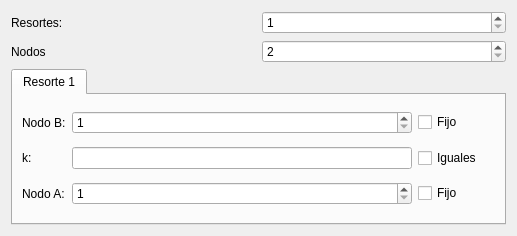
This is app/form.ui in adnksharp/fem-springs as Qt 5 draws it before an edit. The edited form follows.
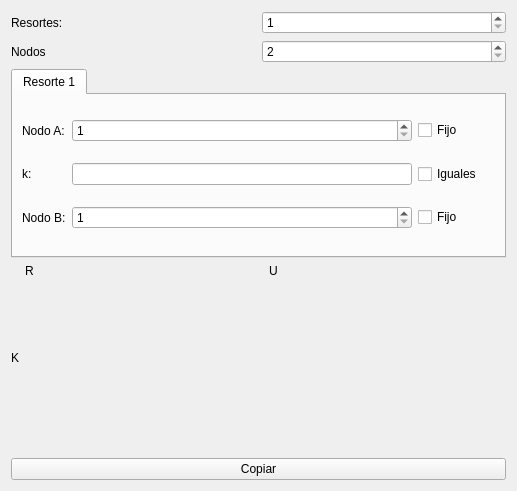
This is the edited form. Icons and pictures are not drawn.

Commit message: style: labels for outs added

Patch:
```diff
--- a/app/form.ui
+++ b/app/form.ui
@@ -7,7 +7,7 @@
     <x>0</x>
     <y>0</y>
     <width>517</width>
-    <height>236</height>
+    <height>491</height>
    </rect>
   </property>
   <property name="windowTitle">
@@ -16,7 +16,7 @@
   <property name="styleSheet">
    <string notr="true"/>
   </property>
-  <layout class="QVBoxLayout" name="verticalLayout">
+  <layout class="QVBoxLayout" name="verticalLayout_5">
    <item>
     <layout class="QHBoxLayout" name="horizontalLayout">
      <item>
@@ -80,7 +80,7 @@
             <string/>
            </property>
            <property name="text">
-            <string>Nodo B:</string>
+            <string>Nodo A:</string>
            </property>
           </widget>
          </item>
@@ -104,7 +104,7 @@
          <item row="2" column="0">
           <widget class="QLabel" name="label_3">
            <property name="text">
-            <string>Nodo A:</string>
+            <string>Nodo B:</string>
            </property>
           </widget>
          </item>
@@ -167,6 +167,79 @@
      </widget>
     </widget>
    </item>
+   <item>
+    <layout class="QHBoxLayout" name="horizontalLayout_4">
+     <item>
+      <layout class="QVBoxLayout" name="verticalLayout">
+       <item>
+        <widget class="QLabel" name="label_7">
+         <property name="text">
+          <string>K</string>
+         </property>
+        </widget>
+       </item>
+       <item>
+        <layout class="QGridLayout" name="Kout"/>
+       </item>
+      </layout>
+     </item>
+     <item>
+      <layout class="QVBoxLayout" name="verticalLayout_4">
+       <item>
+        <widget class="QLabel" name="label_10">
+         <property name="text">
+          <string>R</string>
+         </property>
+        </widget>
+       </item>
+       <item>
+        <widget class="QLabel" name="Rout">
+         <property name="sizePolicy">
+          <sizepolicy hsizetype="Preferred" vsizetype="Expanding">
+           <horstretch>0</horstretch>
+           <verstretch>0</verstretch>
+          </sizepolicy>
+         </property>
+         <property name="text">
+          <string/>
+         </property>
+        </widget>
+       </item>
+      </layout>
+     </item>
+     <item>
+      <layout class="QVBoxLayout" name="verticalLayout_2">
+       <item>
+        <widget class="QLabel" name="label_8">
+         <property name="text">
+          <string>U</string>
+         </property>
+        </widget>
+       </item>
+       <item>
+        <widget class="QLabel" name="Uout">
+         <property name="sizePolicy">
+          <sizepolicy hsizetype="Preferred" vsizetype="Expanding">
+           <horstretch>0</horstretch>
+           <verstretch>0</verstretch>
+          </sizepolicy>
+         </property>
+         <property name="text">
+          <string/>
+         </property>
+        </widget>
+       </item>
+      </layout>
+     </item>
+    </layout>
+   </item>
+   <item>
+    <widget class="QPushButton" name="copy">
+     <property name="text">
+      <string>Copiar</string>
+     </property>
+    </widget>
+   </item>
   </layout>
  </widget>
  <resources/>
```
Left out of the diff: 16 changed lines with no effect on the pictures. The commit also changes 1 other file.
